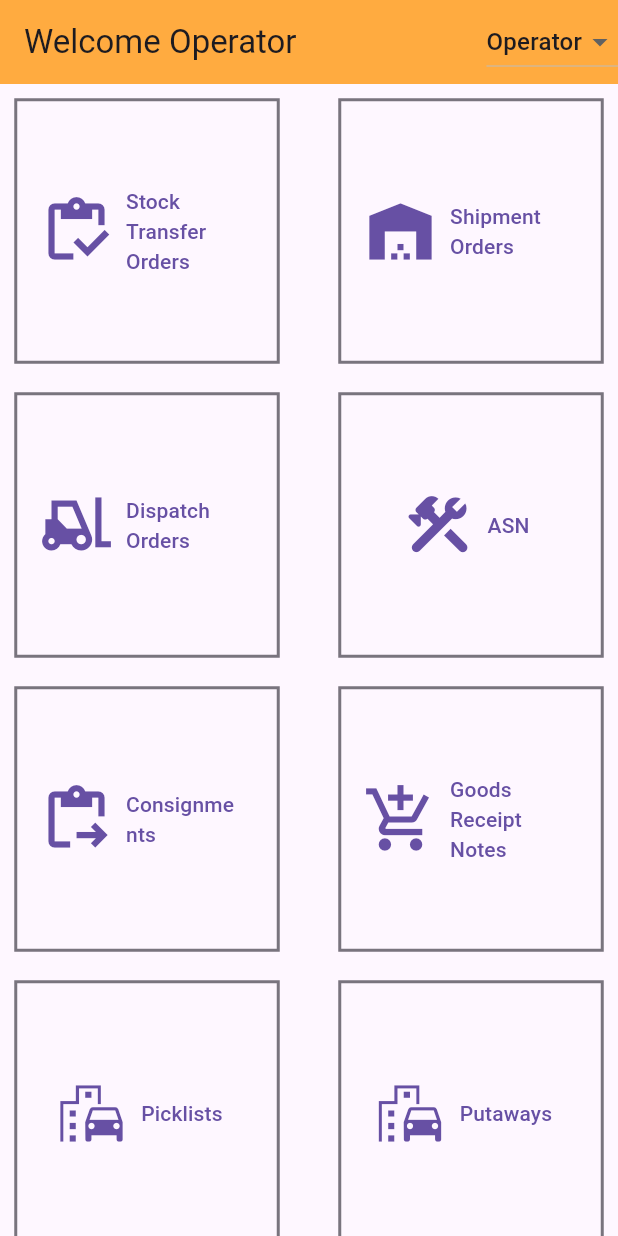
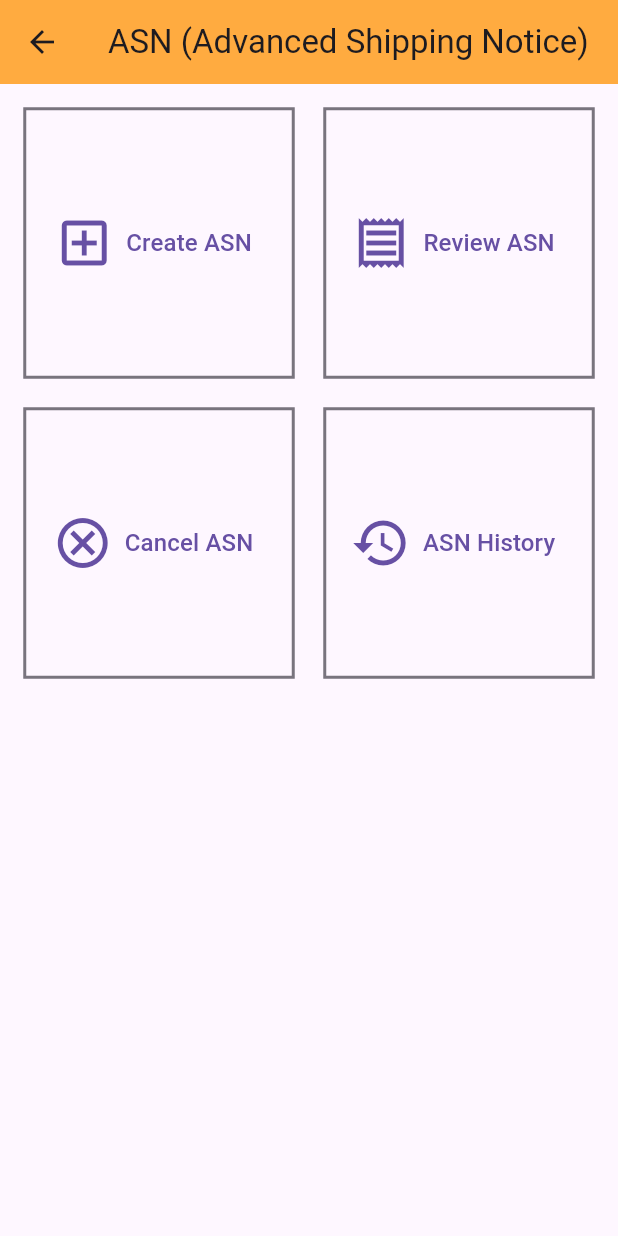
Before and after one commit to iamvedantp/wms_ui, a Flutter app: the screen it shows after launch, after a tap on "ASN", on a phone screen of 412 x 824 dp. Run offline on Flutter 3.47's test engine with Material 3 defaults, Android fonts, the phone set to English and light mode, and no system bars; our stand-ins replace font_awesome_flutter; missing offline and left inert: qr_code_scanner.

Commit message:
ASN updated

```diff
--- /dev/null
+++ b/lib/Functions/Operator Functions/ASN/asn_home.dart
@@ -0,0 +1,73 @@
+import 'package:code_practice/Functions/Operator%20Functions/ASN/asn_create.dart';
+import 'package:code_practice/Functions/Operator%20Functions/ASN/asn_review.dart';
+import 'package:flutter/material.dart';
+import 'package:font_awesome_flutter/font_awesome_flutter.dart';
+
+class ASNHome extends StatelessWidget {
+  @override
+  Widget build(BuildContext context) {
+    // Define the button style once
+    final ButtonStyle outlinedButtonStyle = OutlinedButton.styleFrom(
+      shape: const BeveledRectangleBorder(),
+    );
+
+    return Scaffold(
+      appBar: AppBar(
+        title: const Text('ASN (Advanced Shipping Notice)'),
+        backgroundColor: Colors.orangeAccent,
+      ),
+      body: Padding(
+        padding: const EdgeInsets.all(16.0),
+        child: GridView.count(
+          crossAxisCount: 2,
+          crossAxisSpacing: 20,
+          mainAxisSpacing: 20,
+          children: [
+            OutlinedButton.icon(
+              icon: const FaIcon(Icons.add_box_outlined, size: 40),
+              style: outlinedButtonStyle,
+              onPressed: () {
+                Navigator.push(
+                  context,
+                  MaterialPageRoute(
+                    builder: (context) => ASNCreatePage(),
+                  ),
+                );
+              },
+              label: const Text('Create ASN', style: TextStyle(fontSize: 16)),
+            ),
+            OutlinedButton.icon(
+              icon: const FaIcon(Icons.receipt_outlined, size: 40),
+              style: outlinedButtonStyle,
+              onPressed: () {
+                Navigator.push(
+                  context,
+                  MaterialPageRoute(
+                    builder: (context) => ASNReviewPage(),
+                  ),
+                );
+              },
+              label: const Text('Review ASN', style: TextStyle(fontSize: 16)),
+            ),
+            OutlinedButton.icon(
+              icon: const FaIcon(Icons.cancel_outlined, size: 40),
+              style: outlinedButtonStyle,
+              onPressed: () {
+                // Add cancel functionality or navigation here
+              },
+              label: const Text('Cancel ASN', style: TextStyle(fontSize: 16)),
+            ),
+            OutlinedButton.icon(
+              icon: const FaIcon(Icons.history_outlined, size: 40),
+              style: outlinedButtonStyle,
+              onPressed: () {
+                // Handle viewing ASN history or other functionalities
+              },
+              label: const Text('ASN History', style: TextStyle(fontSize: 16)),
+            ),
+          ],
+        ),
+      ),
+    );
+  }
+}
--- a/lib/Homepages/operator_homepage.dart
+++ b/lib/Homepages/operator_homepage.dart
@@ -1,3 +1,4 @@
+import 'package:code_practice/Functions/Operator%20Functions/ASN/asn_home.dart';
 import 'package:code_practice/Functions/Operator%20Functions/Dispatch%20Orders/dispatchordershome.dart';
 import 'package:code_practice/Functions/Operator%20Functions/STO/sto_home.dart';
 import 'package:code_practice/Functions/Operator%20Functions/Shipment%20Orders/shipmentordershome.dart';
@@ -100,7 +101,12 @@ class ButtonsHomepage extends StatelessWidget {
               iconAlignment: IconAlignment.start,
               icon: const FaIcon(Icons.construction_rounded, size: 50),
               style: outlinedButtonStyle,
-              onPressed: () {},
+              onPressed: () {
+                Navigator.push(
+                  context,
+                  MaterialPageRoute(builder: (context) => ASNHome()),
+                );
+              },
               label: const Text('ASN')),
           OutlinedButton.icon(
               iconAlignment: IconAlignment.start,
```
Also changed, not shown: lib/Functions/Operator Functions/ASN/asn_create.dart (added, +55 -0 lines), lib/Functions/Operator Functions/ASN/asn_review.dart (added, +34 -0 lines).
